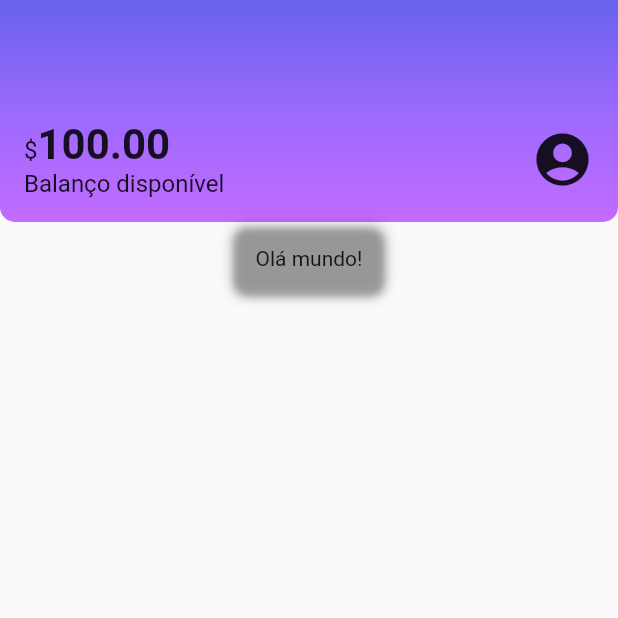
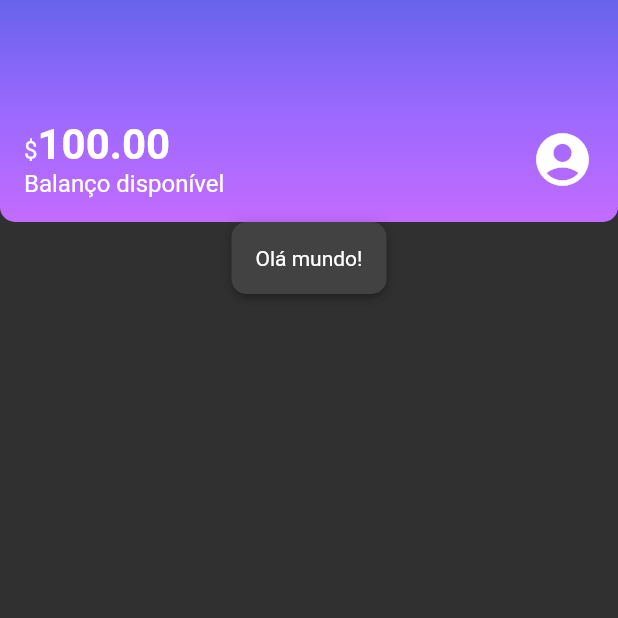
Before and after one commit to diegominelli/aluBank, a Flutter app: the screen it shows after launch, on a phone screen of 412 x 824 dp, the top half of it. Run offline on Flutter 3.47's test engine with Material 2 defaults, Android fonts, the phone set to English and light mode, and no system bars.

Commit message:
alterando o tema da aplicacao

```diff
--- a/lib/components/box_card.dart
+++ b/lib/components/box_card.dart
@@ -2,6 +2,7 @@ import 'package:flutter/material.dart';
 
 class BoxCard extends StatelessWidget {
   final Widget boxContent;
+  // ignore: use_key_in_widget_constructors
   const BoxCard({Key? key, required this.boxContent});
 
   @override
@@ -11,6 +12,7 @@ class BoxCard extends StatelessWidget {
       decoration: BoxDecoration(
         boxShadow: kElevationToShadow[3],
         borderRadius: BorderRadius.circular(10),
+        color: Theme.of(context).cardColor,
       ),
       child: boxContent,
     );
--- a/lib/main.dart
+++ b/lib/main.dart
@@ -10,9 +10,10 @@ class Alubank extends StatelessWidget {
 
   @override
   Widget build(BuildContext context) {
-    return const MaterialApp(
+    return MaterialApp(
       title: 'Alubank',
-      home: Home(),
+      theme: ThemeData.dark(),
+      home: const Home(),
     );
   }
 }
```
